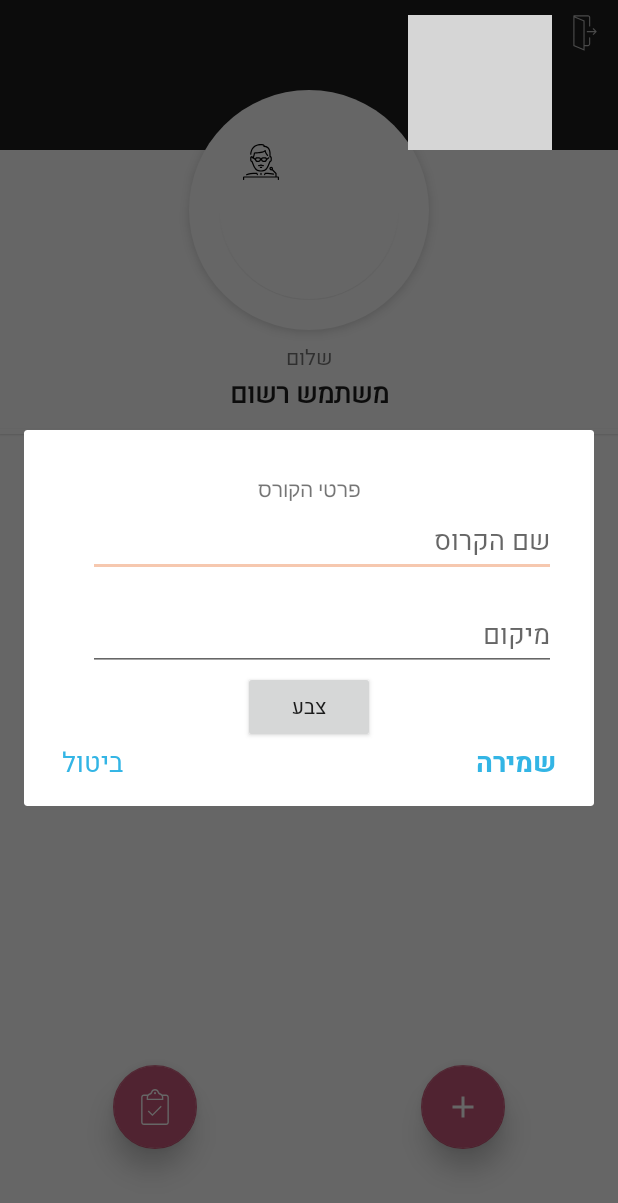
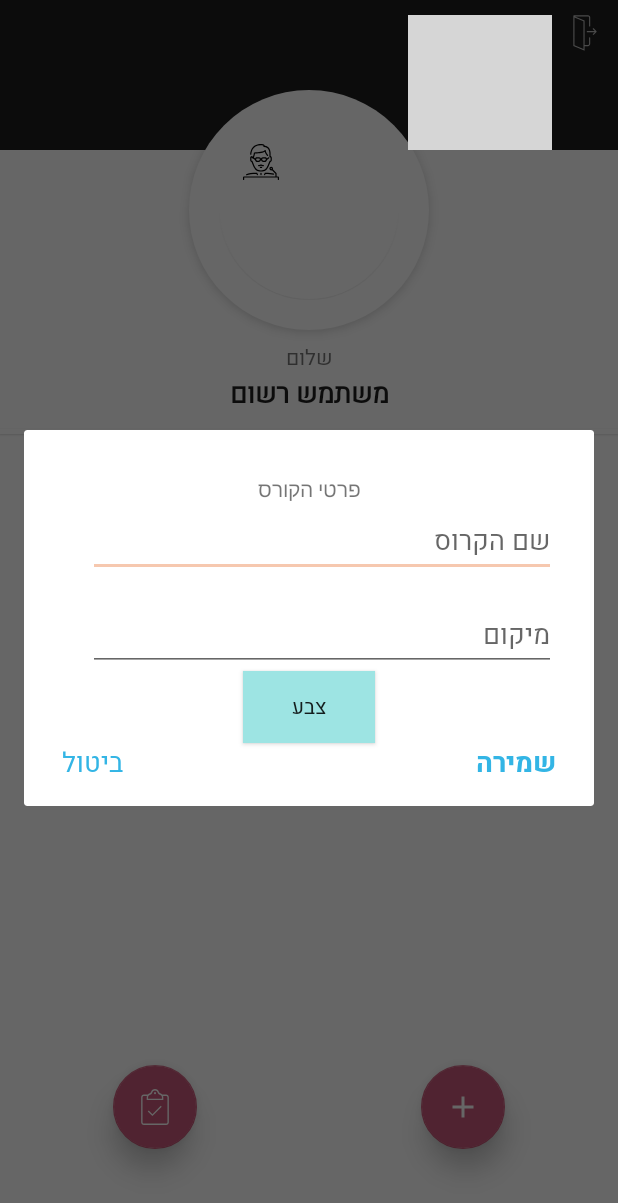
Before and after one commit to tamirazi/Android-ProjectApp, an Android app: the screen it shows after launch (MainActivity), after a tap on an icon or button, on a phone screen of 412 x 824 dp. Shown: the top 1203 px of the screen. Run offline under Robolectric (Android 15) with nearby library versions, the phone set to English and light mode, and no system bars; our stand-ins replace Firebase (no records; nobody signed in at launch, a user with empty details on screens opened directly); libraries missing offline, so code that uses them is left out: com.firebase.ui; 1 statement that could not run was skipped; grey boxes are pictures that could not be loaded.

Commit message:
minor design changes

```diff
--- a/app/src/main/java/Course_pac/CourseInfo.java
+++ b/app/src/main/java/Course_pac/CourseInfo.java
@@ -82,8 +82,10 @@ public class CourseInfo extends AppCompatActivity{
                         String path = db.collection("users").document(user.get("id")).collection("active").document(course.get("cid"))
                                 .collection("days").document(dayList.get(position).getDate()).getPath();
                         System.out.println(path);
+
                         i.putExtra("path", path);
                         i.putExtra("uid" , user.get("id"));
+                        i.putExtra("date" , dayList.get(position).getDate());
                         i.putExtra("course_name" , course.get("name"));
                         startActivity(i);
                     }
--- a/app/src/main/java/com/presence/bar/tamir/firebaseuitest/MainActivity.java
+++ b/app/src/main/java/com/presence/bar/tamir/firebaseuitest/MainActivity.java
@@ -228,9 +228,9 @@ public class MainActivity extends AppCompatActivity implements Course_info_dialo
                                     new AuthUI.IdpConfig.FacebookBuilder().build(),
                                     new AuthUI.IdpConfig.EmailBuilder().build(),
                                     new AuthUI.IdpConfig.PhoneBuilder().build()))
-                            .setTheme(R.style.GreenTheme)
+                            .setTheme(R.style.AppTheme)
                             .setIsSmartLockEnabled(false)
-                            .setLogo(R.drawable.logo)
+                            .setLogo(R.drawable.logo2)
                             .build()
                     , RC_SIGN_IN);
         }
--- a/app/src/main/java/dialogs/Course_info_dialog.java
+++ b/app/src/main/java/dialogs/Course_info_dialog.java
@@ -62,6 +62,9 @@ public class Course_info_dialog extends DialogFragment {
         colors_list.add("#FFF9FCAF");
         colors_list.add("#FF9DE4E3");
         colors_list.add("#FF564481");
+        Random rand = new Random();
+        int n = rand.nextInt(4);
+        color.setBackgroundColor(Color.parseColor(colors_list.get(n)));
 
         color.setOnClickListener(new View.OnClickListener() {
             @Override
--- a/app/src/main/res/layout/activity_users_arrived.xml
+++ b/app/src/main/res/layout/activity_users_arrived.xml
@@ -14,7 +14,7 @@
         android:orientation="vertical">
 
         <android.support.v7.widget.Toolbar
-            android:id="@+id/toolbar"
+            android:id="@+id/toolbar2"
             android:layout_width="match_parent"
             android:layout_height="125dp"
             android:layout_alignParentTop="true"
```
Also changed, not shown: app/src/main/java/com/presence/bar/tamir/firebaseuitest/UsersArrivedActivity.java (+9 -0 lines).
